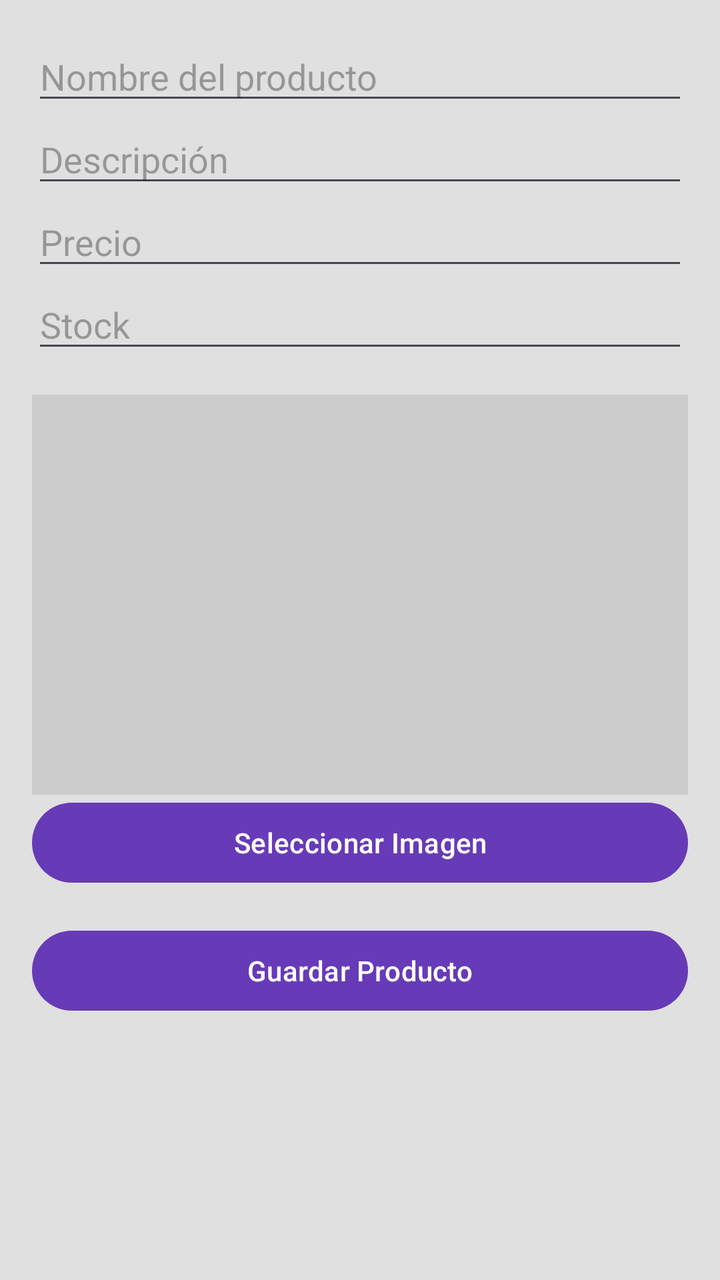
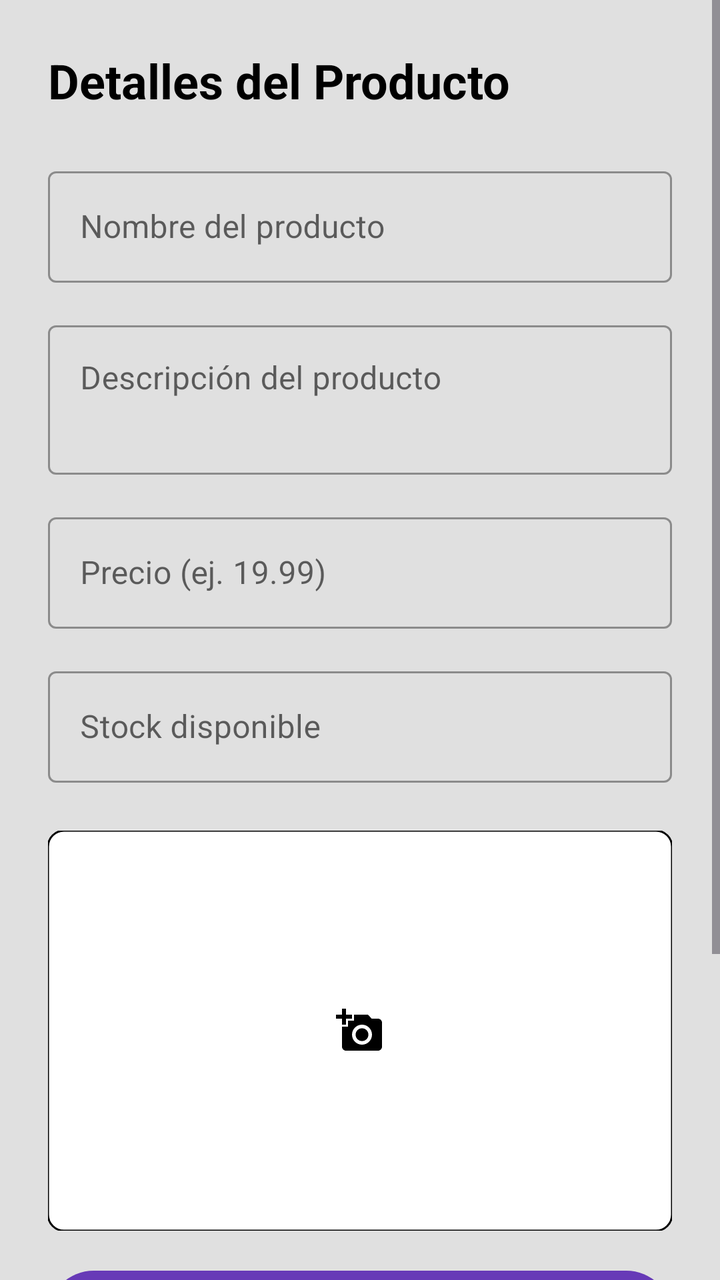

An Android layout rendered at two revisions. The XML below is the earlier revision; the diff shows what the commit changed to produce the second picture.
<!-- AndroidManifest.xml: application theme Theme.MiTiendaOnline -->
<!-- res/layout/fragment_agregar_productos.xml -->
<?xml version="1.0" encoding="utf-8"?>
    <ScrollView
        xmlns:android="http://schemas.android.com/apk/res/android"
        android:layout_width="match_parent"
        android:layout_height="match_parent">

        <LinearLayout
            android:layout_width="match_parent"
            android:layout_height="wrap_content"
            android:orientation="vertical"
            android:padding="16dp">

            <EditText
                android:id="@+id/etName"
                android:layout_width="match_parent"
                android:layout_height="wrap_content"
                android:hint="Nombre del producto" />

            <EditText
                android:id="@+id/etDescription"
                android:layout_width="match_parent"
                android:layout_height="wrap_content"
                android:hint="Descripción" />

            <EditText
                android:id="@+id/etPrice"
                android:layout_width="match_parent"
                android:layout_height="wrap_content"
                android:hint="Precio"
                android:inputType="numberDecimal" />

            <EditText
                android:id="@+id/etStock"
                android:layout_width="match_parent"
                android:layout_height="wrap_content"
                android:hint="Stock"
                android:inputType="number" />

            <ImageView
                android:id="@+id/ivImage"
                android:layout_width="match_parent"
                android:layout_height="200dp"
                android:scaleType="centerCrop"
                android:layout_marginTop="16dp"
                android:background="#CCCCCC"
                android:contentDescription="Imagen del producto" />

            <Button
                android:id="@+id/btnSelectImage"
                android:layout_width="match_parent"
                android:layout_height="wrap_content"
                android:text="Seleccionar Imagen" />

            <Button
                android:id="@+id/btnSaveProduct"
                android:layout_width="match_parent"
                android:layout_height="wrap_content"
                android:text="Guardar Producto"
                android:layout_marginTop="16dp" />
        </LinearLayout>
    </ScrollView>
<!-- resources referenced by this layout -->
<resources>
  <style name="Theme.MiTiendaOnline" parent="Base.Theme.MiTiendaOnline" />
  <style name="Base.Theme.MiTiendaOnline" parent="Theme.Material3.DayNight.NoActionBar">
          <item name="colorPrimary">@color/colorPrimary</item>
          <item name="colorPrimaryVariant">@color/colorPrimaryVariant</item>
          <item name="colorOnPrimary">@color/colorOnPrimary</item>
          <item name="colorSecondary">@color/colorSecondary</item>
          <item name="colorSecondaryVariant">@color/colorSecondaryVariant</item>
          <item name="colorOnSecondary">@color/colorOnSecondary</item>
          <item name="colorSurface">@color/colorSurface</item>
          <item name="colorOnSurface">@color/colorOnSurface</item>
          <item name="colorError">@color/colorError</item>
          <item name="colorOnError">@color/colorOnError</item>
          <item name="android:colorBackground">@color/colorBackground</item> <item name="colorOnBackground">@color/colorOnBackground</item>
  
      </style>
  <color name="colorPrimary">#673AB7</color>
  <color name="colorPrimaryVariant">#512DA8</color>
  <color name="colorOnPrimary">#FFFFFF</color>
  <color name="colorSecondary">#FF9800</color>
  <color name="colorSecondaryVariant">#F57C00</color>
  <color name="colorOnSecondary">#000000</color>
  <color name="colorSurface">#FFFFFF</color>
  <color name="colorOnSurface">#000000</color>
  <color name="colorError">#F44336</color>
  <color name="colorOnError">#FFFFFF</color>
  <color name="colorBackground">#E0E0E0</color>
  <color name="colorOnBackground">#000000</color>
</resources>

<!-- the commit's change to res/layout/fragment_agregar_productos.xml (unified diff, before → after) -->
@@ -1,61 +1,135 @@
 <?xml version="1.0" encoding="utf-8"?>
-    <ScrollView
-        xmlns:android="http://schemas.android.com/apk/res/android"
+<ScrollView
+    xmlns:android="http://schemas.android.com/apk/res/android"
+    xmlns:app="http://schemas.android.com/apk/res-auto"
+    xmlns:tools="http://schemas.android.com/tools"
+    android:layout_width="match_parent"
+    android:layout_height="match_parent"
+    android:fillViewport="true">
+
+    <LinearLayout
         android:layout_width="match_parent"
-        android:layout_height="match_parent">
+        android:layout_height="wrap_content"
+        android:orientation="vertical"
+        android:padding="24dp"
+        android:background="@color/colorBackground">
 
-        <LinearLayout
+        <TextView
+            android:layout_width="wrap_content"
+            android:layout_height="wrap_content"
+            android:text="Detalles del Producto"
+            android:textSize="24sp"
+            android:textStyle="bold"
+            android:textColor="@color/text_color_primary"
+            android:layout_marginBottom="24dp" />
+
+        <com.google.android.material.textfield.TextInputLayout
+            android:id="@+id/tilProductName"
             android:layout_width="match_parent"
             android:layout_height="wrap_content"
-            android:orientation="vertical"
-            android:padding="16dp">
+            android:hint="Nombre del producto"
+            android:layout_marginBottom="16dp"
+            style="@style/Widget.MaterialComponents.TextInputLayout.OutlinedBox">
 
-            <EditText
+            <com.google.android.material.textfield.TextInputEditText
                 android:id="@+id/etName"
                 android:layout_width="match_parent"
                 android:layout_height="wrap_content"
-                android:hint="Nombre del producto" />
+                android:inputType="textCapSentences" />
 
-            <EditText
+        </com.google.android.material.textfield.TextInputLayout>
+
+        <com.google.android.material.textfield.TextInputLayout
+            android:id="@+id/tilProductDescription"
+            android:layout_width="match_parent"
+            android:layout_height="wrap_content"
+            android:hint="Descripción del producto"
+            android:layout_marginBottom="16dp"
+            style="@style/Widget.MaterialComponents.TextInputLayout.OutlinedBox">
+
+            <com.google.android.material.textfield.TextInputEditText
                 android:id="@+id/etDescription"
                 android:layout_width="match_parent"
                 android:layout_height="wrap_content"
-                android:hint="Descripción" />
+                android:inputType="textMultiLine"
+                android:lines="3"
+                android:gravity="top"
+                android:minLines="2" />
 
-            <EditText
+        </com.google.android.material.textfield.TextInputLayout>
+
+        <com.google.android.material.textfield.TextInputLayout
+            android:id="@+id/tilProductPrice"
+            android:layout_width="match_parent"
+            android:layout_height="wrap_content"
+            android:hint="Precio (ej. 19.99)"
+            android:layout_marginBottom="16dp"
+            app:prefixText="$ COP " style="@style/Widget.MaterialComponents.TextInputLayout.OutlinedBox">
+
+            <com.google.android.material.textfield.TextInputEditText
                 android:id="@+id/etPrice"
                 android:layout_width="match_parent"
                 android:layout_height="wrap_content"
-                android:hint="Precio"
                 android:inputType="numberDecimal" />
 
-            <EditText
+        </com.google.android.material.textfield.TextInputLayout>
+
+        <com.google.android.material.textfield.TextInputLayout
+            android:id="@+id/tilProductStock"
+            android:layout_width="match_parent"
+            android:layout_height="wrap_content"
+            android:hint="Stock disponible"
+            android:layout_marginBottom="24dp"
+            style="@style/Widget.MaterialComponents.TextInputLayout.OutlinedBox">
+
+            <com.google.android.material.textfield.TextInputEditText
                 android:id="@+id/etStock"
                 android:layout_width="match_parent"
                 android:layout_height="wrap_content"
-                android:hint="Stock"
                 android:inputType="number" />
 
-            <ImageView
-                android:id="@+id/ivImage"
-                android:layout_width="match_parent"
-                android:layout_height="200dp"
-                android:scaleType="centerCrop"
-                android:layout_marginTop="16dp"
-                android:background="#CCCCCC"
-                android:contentDescription="Imagen del producto" />
+        </com.google.android.material.textfield.TextInputLayout>
 
-            <Button
-                android:id="@+id/btnSelectImage"
-                android:layout_width="match_parent"
-                android:layout_height="wrap_content"
-                android:text="Seleccionar Imagen" />
+        <com.google.android.material.imageview.ShapeableImageView
+            android:id="@+id/ivImage"
+            android:layout_width="match_parent"
+            android:layout_height="200dp"
+            android:scaleType="centerInside" android:layout_marginBottom="16dp"
+            android:background="@color/colorSurface"
+            android:contentDescription="Imagen del producto"
+            android:src="@drawable/ic_image_placeholder" app:shapeAppearanceOverlay="@style/ShapeAppearanceOverlay.App.CornerSize8dp"
+            app:strokeColor="@color/colorOnSurface"
+            app:strokeWidth="1dp" />
 
-            <Button
-                android:id="@+id/btnSaveProduct"
-                android:layout_width="match_parent"
-                android:layout_height="wrap_content"
-                android:text="Guardar Producto"
-                android:layout_marginTop="16dp" />
-        </LinearLayout>
-    </ScrollView>
+        <com.google.android.material.button.MaterialButton
+            android:id="@+id/btnSelectImage"
+            android:layout_width="match_parent"
+            android:layout_height="wrap_content"
+            android:text="Seleccionar Imagen"
+            android:paddingVertical="12dp"
+            android:textSize="16sp"
+            android:layout_marginBottom="24dp"
+            app:icon="@drawable/ic_camera"
+            app:iconGravity="textStart" />
+
+        <com.google.android.material.button.MaterialButton
+            android:id="@+id/btnSaveProduct"
+            android:layout_width="match_parent"
+            android:layout_height="wrap_content"
+            android:text="Guardar Producto"
+            android:paddingVertical="12dp"
+            android:textSize="18sp"
+            android:textStyle="bold"
+            android:layout_marginBottom="12dp" />
+
+        <com.google.android.material.button.MaterialButton
+            android:id="@+id/btnCancel"
+            android:layout_width="match_parent"
+            android:layout_height="wrap_content"
+            android:text="Cancelar"
+            android:paddingVertical="12dp"
+            android:textSize="16sp"
+            style="@style/Widget.MaterialComponents.Button.TextButton" />
+
+    </LinearLayout>
+</ScrollView>
<!-- resource entries referenced after the edit -->
@@ -13,7 +13,6 @@
           <item name="colorError">@color/colorError</item>
           <item name="colorOnError">@color/colorOnError</item>
           <item name="android:colorBackground">@color/colorBackground</item> <item name="colorOnBackground">@color/colorOnBackground</item>
-  
       </style>
   <color name="colorPrimary">#673AB7</color>
   <color name="colorPrimaryVariant">#512DA8</color>
@@ -22,6 +21,25 @@
   <color name="colorSecondaryVariant">#F57C00</color>
   <color name="colorOnSecondary">#000000</color>
   <color name="colorSurface">#FFFFFF</color>
+  <color name="text_color_primary">@color/colorOnBackground</color>
+  <!-- drawable ic_camera (drawable) -->
+  <vector xmlns:android="http://schemas.android.com/apk/res/android" android:height="24dp" android:tint="#000000" android:viewportHeight="24" android:viewportWidth="24" android:width="24dp">
+        
+      <path android:fillColor="@android:color/white" android:pathData="M12,12m-3.2,0a3.2,3.2 0,1 1,6.4 0a3.2,3.2 0,1 1,-6.4 0"/>
+        
+      <path android:fillColor="@android:color/white" android:pathData="M9,2L7.17,4L4,4c-1.1,0 -2,0.9 -2,2v12c0,1.1 0.9,2 2,2h16c1.1,0 2,-0.9 2,-2L22,6c0,-1.1 -0.9,-2 -2,-2h-3.17L15,2L9,2zM12,17c-2.76,0 -5,-2.24 -5,-5s2.24,-5 5,-5 5,2.24 5,5 -2.24,5 -5,5z"/>
+      
+  </vector>
+  <!-- drawable ic_image_placeholder (drawable) -->
+  <vector xmlns:android="http://schemas.android.com/apk/res/android" android:height="24dp" android:tint="#000000" android:viewportHeight="24" android:viewportWidth="24" android:width="24dp">
+  
+      <path android:fillColor="@android:color/white" android:pathData="M3,4V1h2v3h3v2H5v3H3V6H0V4H3zM6,10V7h3V4h7l1.83,2H21c1.1,0 2,0.9 2,2v12c0,1.1 -0.9,2 -2,2H5c-1.1,0 -2,-0.9 -2,-2V10H6zM13,19c2.76,0 5,-2.24 5,-5s-2.24,-5 -5,-5s-5,2.24 -5,5S10.24,19 13,19zM9.8,14c0,1.77 1.43,3.2 3.2,3.2s3.2,-1.43 3.2,-3.2s-1.43,-3.2 -3.2,-3.2S9.8,12.23 9.8,14z"/>
+  
+  </vector>
+  <style name="ShapeAppearanceOverlay.App.CornerSize8dp" parent="">
+          <item name="cornerFamily">rounded</item>
+          <item name="cornerSize">8dp</item>
+      </style>
   <color name="colorOnSurface">#000000</color>
   <color name="colorError">#F44336</color>
   <color name="colorOnError">#FFFFFF</color>
